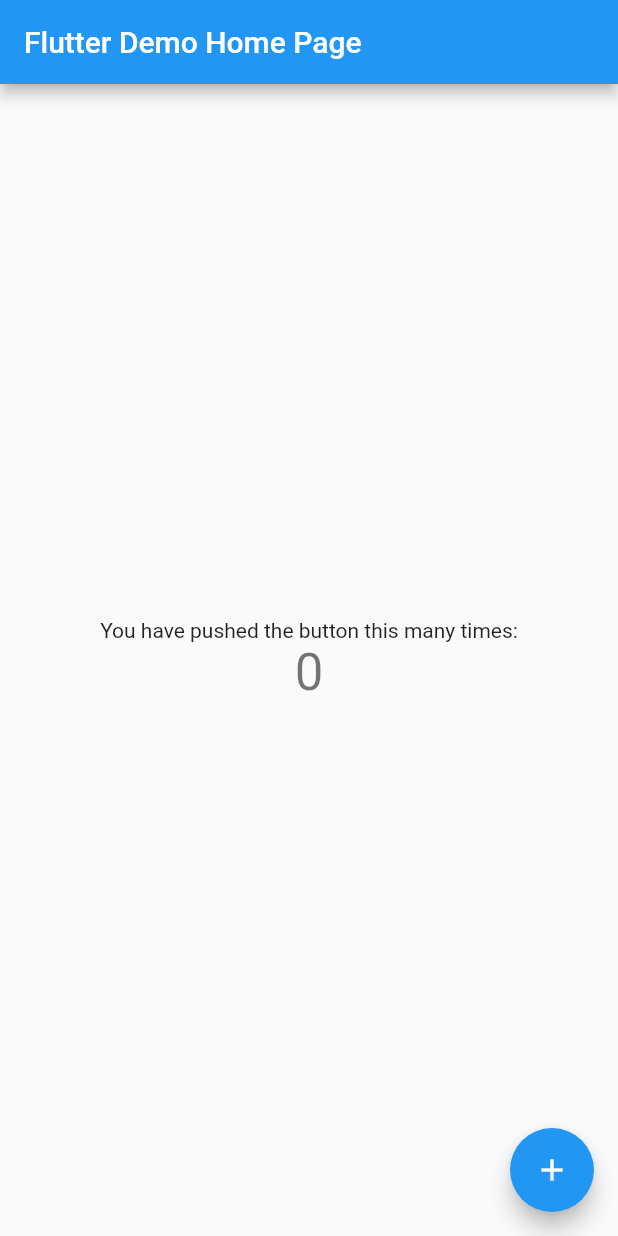
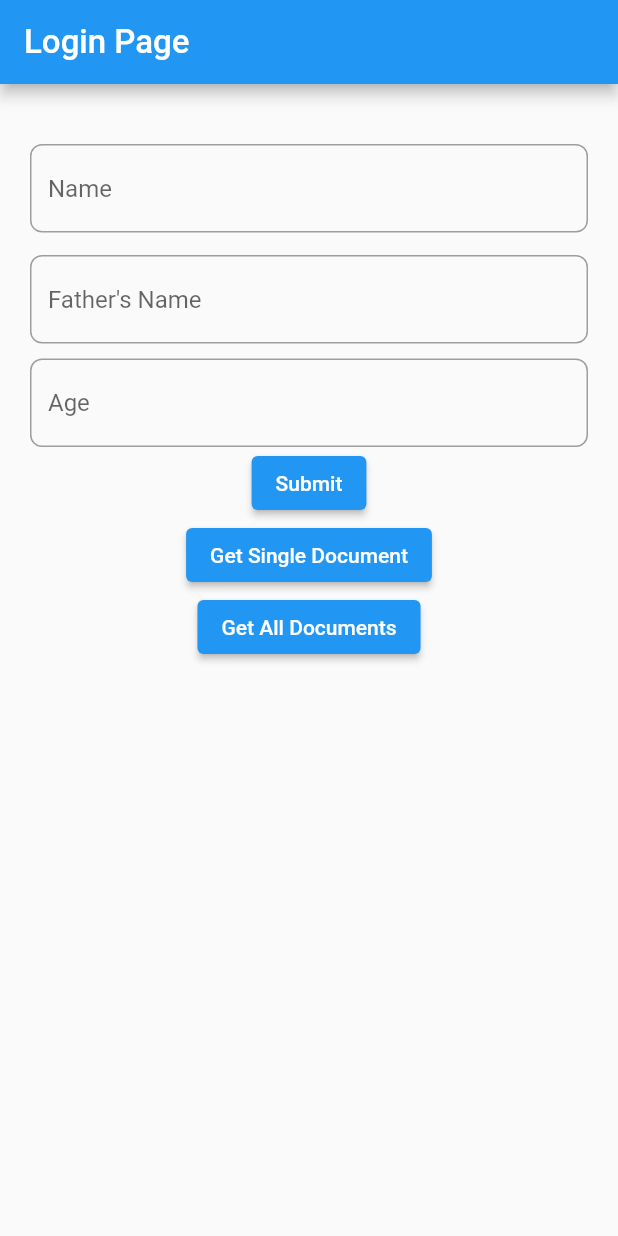
Before and after one commit to reactree-codegirls/flutter-firebase, a Flutter app: the screen it shows after launch, on a phone screen of 412 x 824 dp. Run offline on Flutter 3.47's test engine with Material 2 defaults, Android fonts, the phone set to English and light mode, and no system bars; our stand-ins replace cloud_firestore, firebase_core; accounts and stored records are empty.

Commit message:
Get and delete  Queries with model structure

```diff
--- a/analysis_options.yaml
+++ b/analysis_options.yaml
@@ -7,7 +7,7 @@
 
 # The following line activates a set of recommended lints for Flutter apps,
 # packages, and plugins designed to encourage good coding practices.
-include: package:flutter_lints/flutter.yaml
+# include: package:flutter_lints/flutter.yaml
 
 linter:
   # The lint rules applied to this project can be customized in the
--- a/lib/main.dart
+++ b/lib/main.dart
@@ -1,6 +1,7 @@
 import 'package:cloud_firestore/cloud_firestore.dart';
 import 'package:firebase_core/firebase_core.dart';
 import 'package:flutter/material.dart';
+import 'package:flutter_firebase/screens/home_screen.dart';
 
 void main() async {
   WidgetsFlutterBinding.ensureInitialized();
@@ -16,99 +17,8 @@ class MyApp extends StatelessWidget {
   Widget build(BuildContext context) {
     return MaterialApp(
       title: 'Flutter Demo',
-      theme: ThemeData(
-        // This is the theme of your application.
-        //
-        // Try running your application with "flutter run". You'll see the
-        // application has a blue toolbar. Then, without quitting the app, try
-        // changing the primarySwatch below to Colors.green and then invoke
-        // "hot reload" (press "r" in the console where you ran "flutter run",
-        // or simply save your changes to "hot reload" in a Flutter IDE).
-        // Notice that the counter didn't reset back to zero; the application
-        // is not restarted.
-        primarySwatch: Colors.blue,
-      ),
-      home: const MyHomePage(title: 'Flutter Demo Home Page'),
+      theme: ThemeData(),
+      home: HomeScreen(),
     );
   }
 }
-
-class MyHomePage extends StatefulWidget {
-  const MyHomePage({Key? key, required this.title}) : super(key: key);
-
-  // This widget is the home page of your application. It is stateful, meaning
-  // that it has a State object (defined below) that contains fields that affect
-  // how it looks.
-
-  // This class is the configuration for the state. It holds the values (in this
-  // case the title) provided by the parent (in this case the App widget) and
-  // used by the build method of the State. Fields in a Widget subclass are
-  // always marked "final".
-
-  final String title;
-
-  @override
-  State<MyHomePage> createState() => _MyHomePageState();
-}
-
-class _MyHomePageState extends State<MyHomePage> {
-  int _counter = 0;
-
-  Future getDocuments() async {
-    QuerySnapshot<Map<String, dynamic>> querySnapshot =
-        await FirebaseFirestore.instance.collection("students").get();
-    print(querySnapshot.docs.length);
-  }
-
-  @override
-  Widget build(BuildContext context) {
-    // This method is rerun every time setState is called, for instance as done
-    // by the _incrementCounter method above.
-    //
-    // The Flutter framework has been optimized to make rerunning build methods
-    // fast, so that you can just rebuild anything that needs updating rather
-    // than having to individually change instances of widgets.
-    return Scaffold(
-      appBar: AppBar(
-        // Here we take the value from the MyHomePage object that was created by
-        // the App.build method, and use it to set our appbar title.
-        title: Text(widget.title),
-      ),
-      body: Center(
-        // Center is a layout widget. It takes a single child and positions it
-        // in the middle of the parent.
-        child: Column(
-          // Column is also a layout widget. It takes a list of children and
-          // arranges them vertically. By default, it sizes itself to fit its
-          // children horizontally, and tries to be as tall as its parent.
-          //
-          // Invoke "debug painting" (press "p" in the console, choose the
-          // "Toggle Debug Paint" action from the Flutter Inspector in Android
-          // Studio, or the "Toggle Debug Paint" command in Visual Studio Code)
-          // to see the wireframe for each widget.
-          //
-          // Column has various properties to control how it sizes itself and
-          // how it positions its children. Here we use mainAxisAlignment to
-          // center the children vertically; the main axis here is the vertical
-          // axis because Columns are vertical (the cross axis would be
-          // horizontal).
-          mainAxisAlignment: MainAxisAlignment.center,
-          children: <Widget>[
-            const Text(
-              'You have pushed the button this many times:',
-            ),
-            Text(
-              '$_counter',
-              style: Theme.of(context).textTheme.headline4,
-            ),
-          ],
-        ),
-      ),
-      floatingActionButton: FloatingActionButton(
-        onPressed: getDocuments,
-        tooltip: 'Increment',
-        child: const Icon(Icons.add),
-      ), // This trailing comma makes auto-formatting nicer for build methods.
-    );
-  }
-}
--- /dev/null
+++ b/lib/models/models.dart
@@ -0,0 +1,25 @@
+class UserModel {
+  String name, fatherName, studentId;
+  int age;
+  UserModel(
+      {this.age = 0,
+      this.name = "",
+      this.fatherName = "",
+      this.studentId = ""});
+  factory UserModel.fromJson(Map<String, dynamic> json) {
+    return UserModel(
+        age: json["age"],
+        name: json["name"],
+        fatherName: json["fatherName"],
+        studentId: json["studentId"]);
+  }
+
+  toJson() {
+    return {
+      "age": age,
+      "name": name,
+      "fatherName": fatherName,
+      "studentId": studentId
+    };
+  }
+}
--- /dev/null
+++ b/lib/screens/home_screen.dart
@@ -0,0 +1,177 @@
+import 'package:cloud_firestore/cloud_firestore.dart';
+import 'package:flutter/material.dart';
+import 'package:flutter_firebase/models/models.dart';
+
+class HomeScreen extends StatefulWidget {
+  @override
+  _HomeScreenState createState() => _HomeScreenState();
+}
+
+class _HomeScreenState extends State<HomeScreen> {
+  final TextEditingController nameController = TextEditingController();
+  final TextEditingController fatherNameController = TextEditingController();
+  final TextEditingController ageController = TextEditingController();
+  List<UserModel> allUsers = [];
+  Future createDocument() async {
+    var queryDoc = FirebaseFirestore.instance.collection("students").doc();
+    try {
+      await queryDoc.set({
+        "name": nameController.text,
+        "fatherName": fatherNameController.text,
+        "age": int.parse(ageController.text),
+        "studentId": queryDoc.id
+      });
+    } catch (e) {
+      print(e);
+    }
+  }
+
+  Future getSingleDocument() async {
+    try {
+      DocumentSnapshot<Map<String, dynamic>> documentSnapshot =
+          await FirebaseFirestore.instance
+              .collection("students")
+              .doc("r2myePWzL12O8RUT7QTh")
+              .get();
+      print(documentSnapshot.data());
+      UserModel userModel = UserModel.fromJson(documentSnapshot.data()!);
+      print(userModel.name);
+    } catch (e) {
+      print(e);
+    }
+  }
+
+  Future getManyDocuments() async {
+    final querySnapshot = await FirebaseFirestore.instance
+        .collection("students")
+        // .where("age", isGreaterThan: 25)
+        .get();
+    List<UserModel> _allUsers = [];
+
+    for (int i = 0; i < querySnapshot.docs.length; i++) {
+      print(querySnapshot.docs[i].data());
+      UserModel userModel = UserModel.fromJson(querySnapshot.docs[i].data());
+
+      _allUsers.add(userModel);
+    }
+    print(_allUsers);
+    setState(() {
+      allUsers.addAll(_allUsers);
+    });
+  }
+
+  Future deleteUser(String studentId) async {
+    await FirebaseFirestore.instance
+        .collection("students")
+        .doc(studentId)
+        .delete();
+  }
+
+  @override
+  Widget build(BuildContext context) {
+    return Scaffold(
+      appBar: AppBar(
+        title: Text(
+          'Login Page',
+          style: TextStyle(
+            fontSize: 22,
+          ),
+        ),
+      ),
+      body: SingleChildScrollView(
+        padding: const EdgeInsets.fromLTRB(20, 0, 20, 0),
+        child: Column(
+          mainAxisAlignment: MainAxisAlignment.center,
+          crossAxisAlignment: CrossAxisAlignment.center,
+          children: [
+            Padding(
+              padding: const EdgeInsets.fromLTRB(0, 40, 0, 15),
+              child: TextFormField(
+                controller: nameController,
+                decoration: InputDecoration(
+                    hintText: "Name",
+                    enabledBorder: OutlineInputBorder(
+                        borderRadius: BorderRadius.circular(8),
+                        borderSide: BorderSide(
+                          color: Colors.grey.shade500,
+                        )),
+                    focusedBorder: OutlineInputBorder(
+                        borderRadius: BorderRadius.circular(8),
+                        borderSide: BorderSide(
+                          color: Colors.blue.shade300,
+                        ))),
+              ),
+            ),
+            TextFormField(
+              controller: fatherNameController,
+              decoration: InputDecoration(
+                  hintText: "Father's Name",
+                  enabledBorder: OutlineInputBorder(
+                      borderRadius: BorderRadius.circular(8),
+                      borderSide: BorderSide(
+                        color: Colors.grey.shade500,
+                      )),
+                  focusedBorder: OutlineInputBorder(
+                      borderRadius: BorderRadius.circular(8),
+                      borderSide: BorderSide(
+                        color: Colors.blue.shade300,
+                      ))),
+            ),
+            SizedBox(
+              height: 10,
+            ),
+            TextFormField(
+              controller: ageController,
+              keyboardType: TextInputType.number,
+              decoration: InputDecoration(
+                  hintText: "Age",
+                  enabledBorder: OutlineInputBorder(
+                      borderRadius: BorderRadius.circular(8),
+                      borderSide: BorderSide(
+                        color: Colors.grey.shade500,
+                      )),
+                  focusedBorder: OutlineInputBorder(
+                      borderRadius: BorderRadius.circular(8),
+                      borderSide: BorderSide(
+                        color: Colors.blue.shade300,
+                      ))),
+            ),
+            ElevatedButton(onPressed: createDocument, child: Text("Submit")),
+            ElevatedButton(
+                onPressed: getSingleDocument,
+                child: Text("Get Single Document")),
+            ElevatedButton(
+                onPressed: getManyDocuments, child: Text("Get All Documents")),
+            ListView.builder(
+                shrinkWrap: true,
+                primary: false,
+                itemCount: allUsers.length,
+                itemBuilder: (_, i) {
+                  return ListTile(
+                    title: Column(
+                      children: [
+                        Text("Name: ${allUsers[i].name}"),
+                        Text("StudentId: ${allUsers[i].studentId}"),
+                      ],
+                    ),
+                    subtitle: Text("Age: ${allUsers[i].age}"),
+                    trailing: IconButton(
+                        onPressed: () {
+                          deleteUser(allUsers[i].studentId);
+                          // allUsers.removeWhere((UserModel user) => user.studentId==allUsers[i].studentId);
+                          setState(() {
+                            allUsers.removeAt(i);
+                          });
+                        },
+                        icon: Icon(
+                          Icons.delete,
+                          color: Colors.red,
+                        )),
+                  );
+                })
+          ],
+        ),
+      ),
+    );
+  }
+}
```
